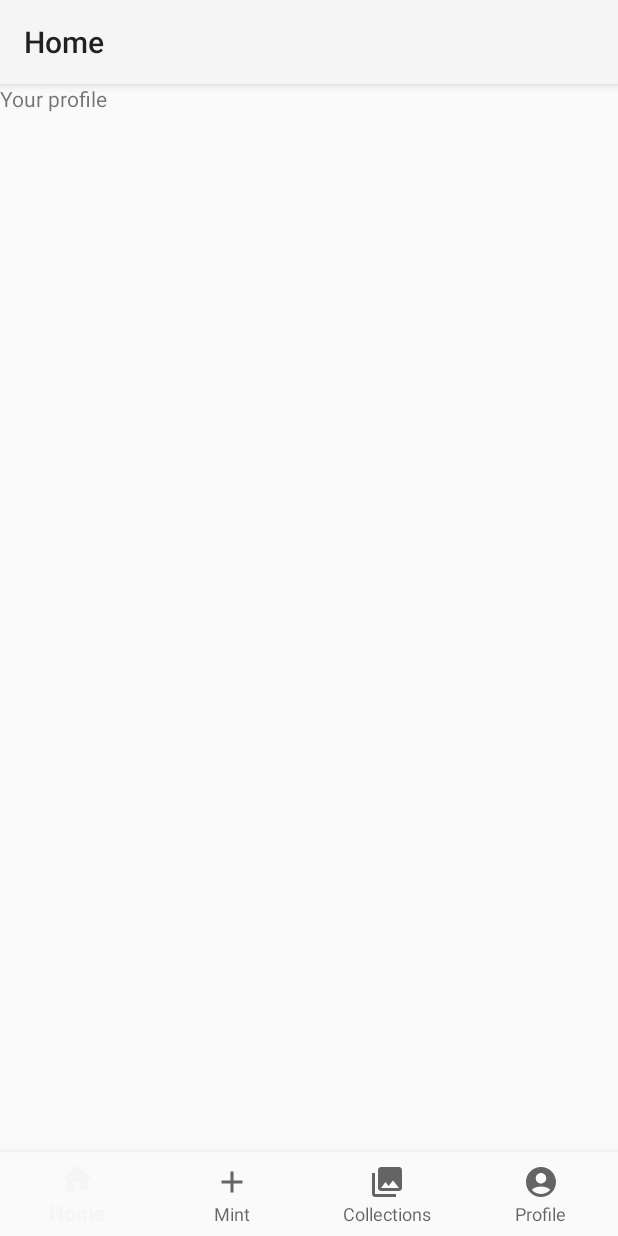
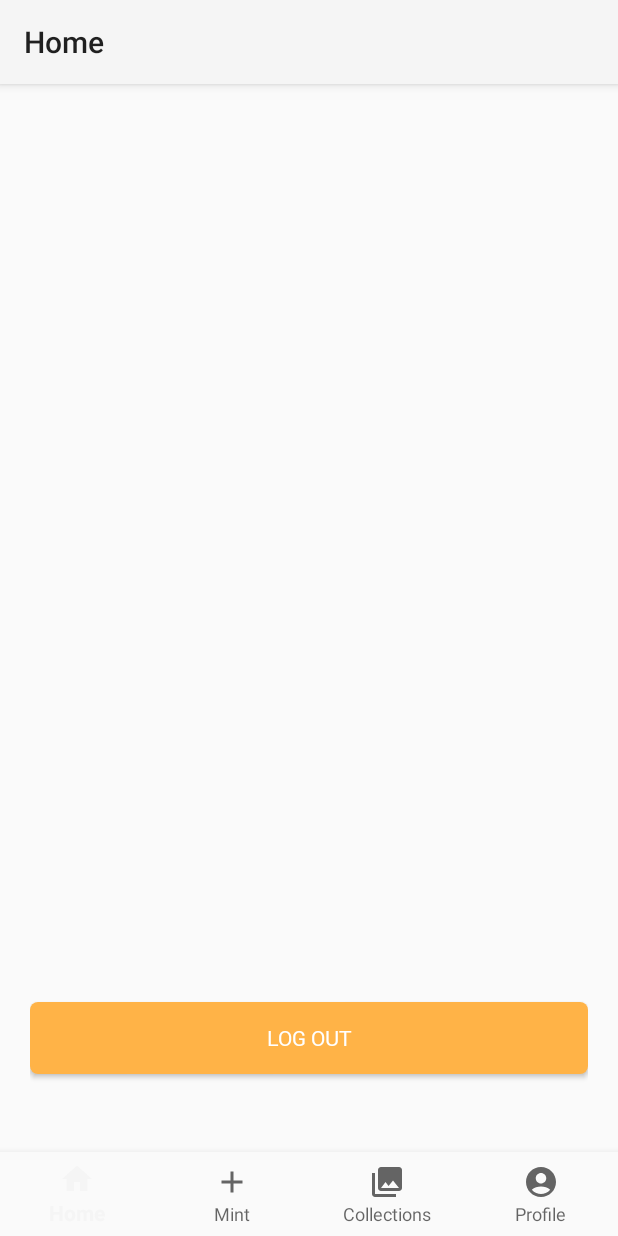
Before and after one commit to kritikmodi/Bflashy, an Android app: the fragment ProfileFragment placed in its activity, on a phone screen of 412 x 824 dp. Run offline under Robolectric (Android 15) with nearby library versions, the phone set to English and light mode, and no system bars; our stand-ins replace Firebase (no records; nobody signed in at launch, a user with empty details on screens opened directly).

```diff
--- a/app/src/main/java/com/example/bflashy/ProfileFragment.java
+++ b/app/src/main/java/com/example/bflashy/ProfileFragment.java
@@ -1,5 +1,7 @@
 package com.example.bflashy;
 
+import android.app.Activity;
+import android.content.Intent;
 import android.os.Bundle;
 
 import androidx.fragment.app.Fragment;
@@ -7,58 +9,33 @@ import androidx.fragment.app.Fragment;
 import android.view.LayoutInflater;
 import android.view.View;
 import android.view.ViewGroup;
+import android.widget.Button;
 
-/**
- * A simple {@link Fragment} subclass.
- * Use the {@link ProfileFragment#newInstance} factory method to
- * create an instance of this fragment.
- */
+import com.google.firebase.auth.FirebaseAuth;
+
 public class ProfileFragment extends Fragment {
 
-    // TODO: Rename parameter arguments, choose names that match
-    // the fragment initialization parameters, e.g. ARG_ITEM_NUMBER
-    private static final String ARG_PARAM1 = "param1";
-    private static final String ARG_PARAM2 = "param2";
-
-    // TODO: Rename and change types of parameters
-    private String mParam1;
-    private String mParam2;
-
-    public ProfileFragment() {
-        // Required empty public constructor
-    }
-
-    /**
-     * Use this factory method to create a new instance of
-     * this fragment using the provided parameters.
-     *
-     * @param param1 Parameter 1.
-     * @param param2 Parameter 2.
-     * @return A new instance of fragment ProfileFragment.
-     */
-    // TODO: Rename and change types and number of parameters
-    public static ProfileFragment newInstance(String param1, String param2) {
-        ProfileFragment fragment = new ProfileFragment();
-        Bundle args = new Bundle();
-        args.putString(ARG_PARAM1, param1);
-        args.putString(ARG_PARAM2, param2);
-        fragment.setArguments(args);
-        return fragment;
-    }
+    Activity activity = getActivity();
 
     @Override
     public void onCreate(Bundle savedInstanceState) {
         super.onCreate(savedInstanceState);
-        if (getArguments() != null) {
-            mParam1 = getArguments().getString(ARG_PARAM1);
-            mParam2 = getArguments().getString(ARG_PARAM2);
-        }
+
     }
 
     @Override
     public View onCreateView(LayoutInflater inflater, ViewGroup container,
                              Bundle savedInstanceState) {
-        // Inflate the layout for this fragment
-        return inflater.inflate(R.layout.fragment_profile, container, false);
+        View rootView = inflater.inflate(R.layout.fragment_profile, container, false);
+        Button signoutbtn=rootView.findViewById(R.id.btn_sign_out);
+        signoutbtn.setOnClickListener(new View.OnClickListener() {
+            @Override
+            public void onClick(View view) {
+                FirebaseAuth.getInstance().signOut();
+                Intent logoutintent = new Intent(view.getContext(), LoginActivity.class);
+                startActivity(logoutintent);
+            }
+        });
+        return rootView;
     }
 }
--- a/app/src/main/res/layout/fragment_profile.xml
+++ b/app/src/main/res/layout/fragment_profile.xml
@@ -1,14 +1,28 @@
 <?xml version="1.0" encoding="utf-8"?>
 <FrameLayout xmlns:android="http://schemas.android.com/apk/res/android"
+    xmlns:app="http://schemas.android.com/apk/res-auto"
     xmlns:tools="http://schemas.android.com/tools"
     android:layout_width="match_parent"
     android:layout_height="match_parent"
     tools:context=".ProfileFragment">
 
-    <!-- TODO: Update blank fragment layout -->
-    <TextView
+    <androidx.constraintlayout.widget.ConstraintLayout
         android:layout_width="match_parent"
         android:layout_height="match_parent"
-        android:text="Your profile" />
+        android:padding="20dp">
 
+        <Button
+            android:id="@+id/btn_sign_out"
+            android:layout_width="0dp"
+            android:layout_height="wrap_content"
+            android:layout_marginBottom="32dp"
+            android:background="@drawable/btn_custom"
+            android:fontFamily="@font/roboto_regular"
+            android:text="LOG OUT"
+            android:textColor="@android:color/white"
+            app:layout_constraintBottom_toBottomOf="parent"
+            app:layout_constraintEnd_toEndOf="parent"
+            app:layout_constraintHorizontal_bias="0.6"
+            app:layout_constraintStart_toStartOf="parent" />
+    </androidx.constraintlayout.widget.ConstraintLayout>
 </FrameLayout>
```
